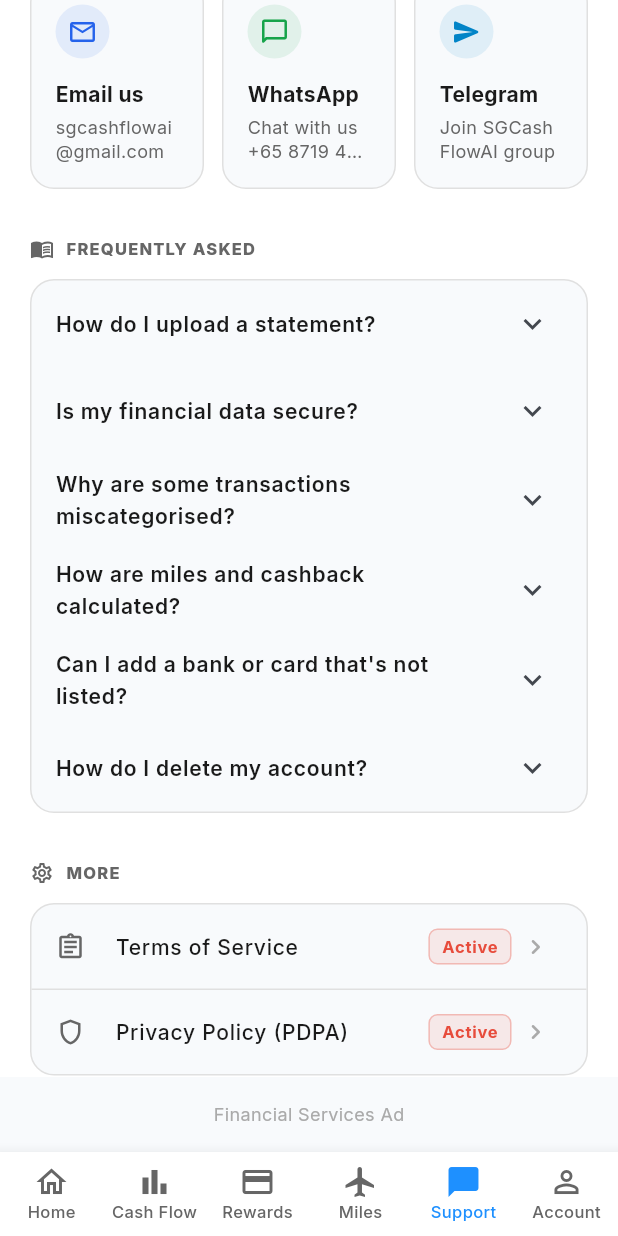
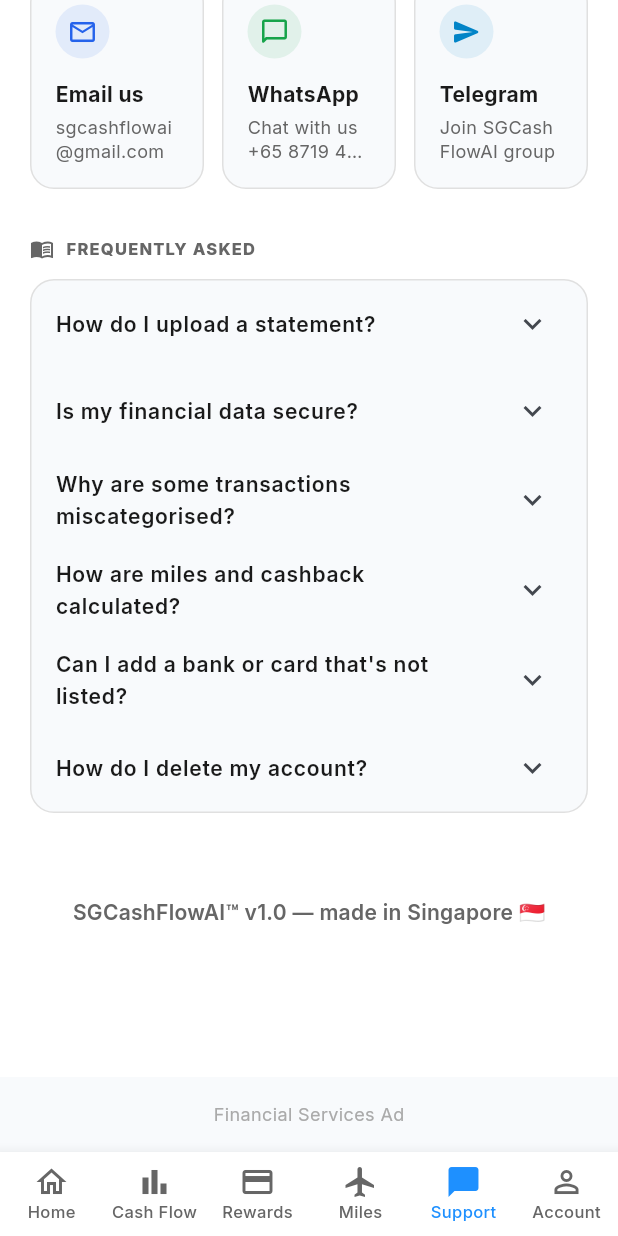
Before and after one commit to chenyee1976/Cashflow-AI, a Flutter app: the SupportScreen screen opened by its route, scrolled down 389 dp, on a phone screen of 412 x 824 dp. Run offline on Flutter 3.47's test engine with Material 3 defaults, Android fonts, the phone set to English and light mode, and no system bars; our stand-ins replace dio, drift, drift_flutter, file_picker, flutter_riverpod, flutter_secure_storage and 5 more; missing offline and left inert: dart:html; accounts and stored records are empty; generated files the repository leaves out were written again; network calls fail.

Commit message:
refactor: remove MORE section from support tab and retain legal section on account tab

```diff
--- a/lib/features/support/support_screen.dart
+++ b/lib/features/support/support_screen.dart
@@ -358,50 +358,7 @@
               ),
               const SizedBox(height: 32),
 
-              // 4. More Section
-              Row(
-                children: const [
-                  Icon(Icons.settings_outlined, size: 16, color: AppColors.textSecondary),
-                  SizedBox(width: 8),
-                  Text(
-                    'MORE',
-                    style: TextStyle(
-                      fontSize: 11,
-                      fontWeight: FontWeight.w800,
-                      color: AppColors.textSecondary,
-                      letterSpacing: 0.8,
-                    ),
-                  ),
-                ],
-              ),
-              const SizedBox(height: 12),
-              Container(
-                decoration: BoxDecoration(
-                  color: AppColors.surface,
-                  borderRadius: BorderRadius.circular(16),
-                  border: Border.all(color: AppColors.divider),
-                ),
-                child: Column(
-                  children: [
-                    _buildMoreRow(
-                      icon: Icons.assignment_outlined,
-                      title: 'Terms of Service',
-                      statusTag: 'Active',
-                      onTap: () => LegalViewerModal.show(context, initialTabIndex: 0),
-                    ),
-                    const Divider(height: 1, color: AppColors.divider),
-                    _buildMoreRow(
-                      icon: Icons.shield_outlined,
-                      title: 'Privacy Policy (PDPA)',
-                      statusTag: 'Active',
-                      onTap: () => LegalViewerModal.show(context, initialTabIndex: 1),
-                    ),
-                  ],
-                ),
-              ),
-              const SizedBox(height: 32),
-
-              // 5. Version Footer
+              // 4. Version Footer
               const AppFooterBrand(),
               const SizedBox(height: 60),
             ],
@@ -477,43 +434,4 @@
       ),
     );
   }
-
-  Widget _buildMoreRow({
-    required IconData icon,
-    required String title,
-    required String statusTag,
-    required VoidCallback onTap,
-  }) {
-    return ListTile(
-      leading: Icon(icon, size: 20, color: AppColors.textSecondary),
-      title: Text(
-        title,
-        style: const TextStyle(fontSize: 14, fontWeight: FontWeight.w500, color: AppColors.textPrimary),
-      ),
-      trailing: Row(
-        mainAxisSize: MainAxisSize.min,
-        children: [
-          Container(
-            padding: const EdgeInsets.symmetric(horizontal: 8, vertical: 3),
-            decoration: BoxDecoration(
-              color: AppColors.error.withOpacity(0.1),
-              borderRadius: BorderRadius.circular(6),
-              border: Border.all(color: AppColors.error.withOpacity(0.3)),
-            ),
-            child: Text(
-              statusTag,
-              style: const TextStyle(
-                fontSize: 11,
-                fontWeight: FontWeight.bold,
-                color: AppColors.error,
-              ),
-            ),
-          ),
-          const SizedBox(width: 6),
-          const Icon(Icons.chevron_right_rounded, size: 20, color: AppColors.textHint),
-        ],
-      ),
-      onTap: onTap,
-    );
-  }
 }
```
Also changed, not shown: 1 other file.
